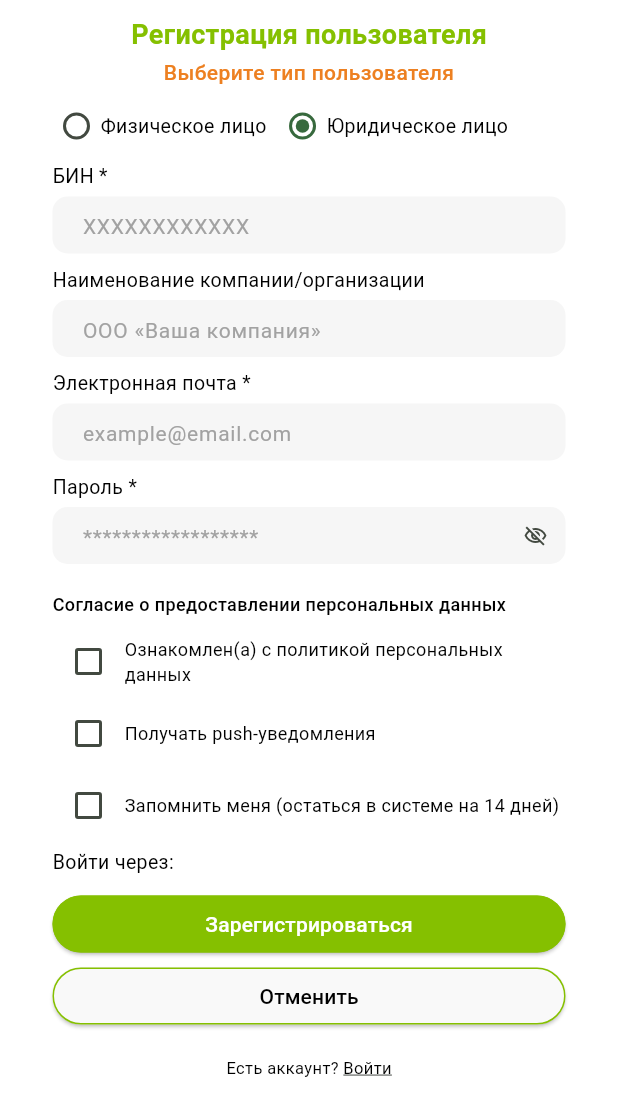
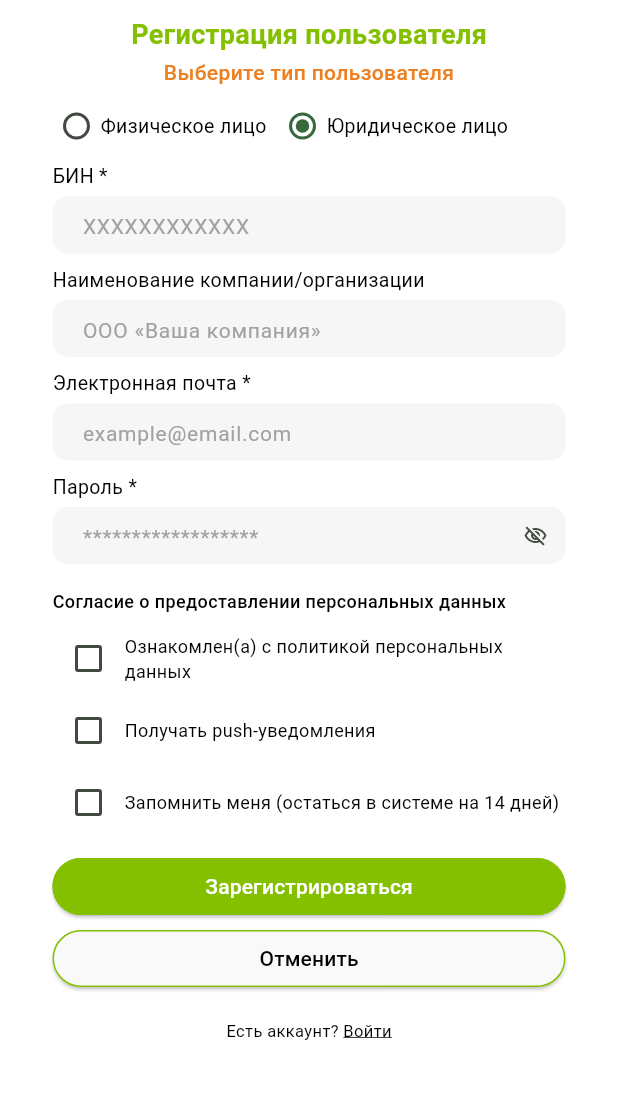
Before and after one commit to yerkinyerkin/food_share_app, a Flutter app: the RegisterScreen screen opened directly, after a tap on "Юридическое лицо", on a phone screen of 412 x 824 dp. Shown: the top 1116 px of the screen. Run offline on Flutter 3.47's test engine with Material 3 defaults, Android fonts, the phone set to English and light mode, and no system bars.

Commit message:
hotfix-register_ui

```diff
--- a/lib/features/register/screens/register_screen.dart
+++ b/lib/features/register/screens/register_screen.dart
@@ -217,16 +217,10 @@ class _RegisterScreenState extends State<RegisterScreen> {
                 ),
               ),
 
-              const SizedBox(height: 18),
+              const SizedBox(height: 16),
 
               // Согласия и политика
               _policyBlock(),
-
-              const SizedBox(height: 4),
-
-              // Войти
-              _label('Войти через:'),
-
 
               const SizedBox(height: 8),
               Column(
```
